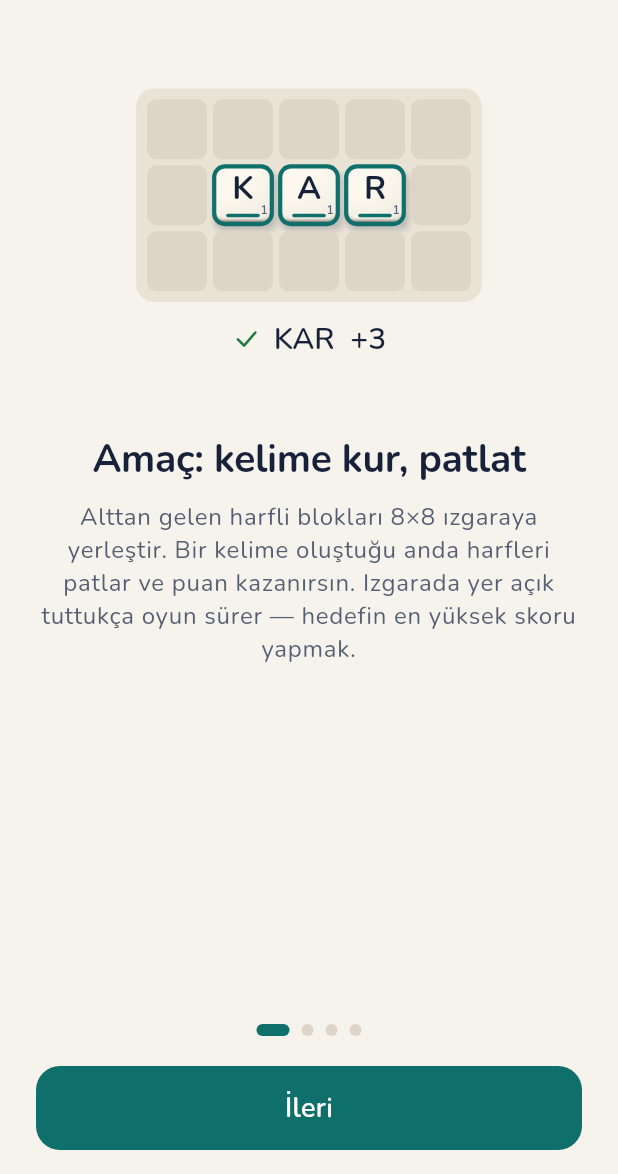
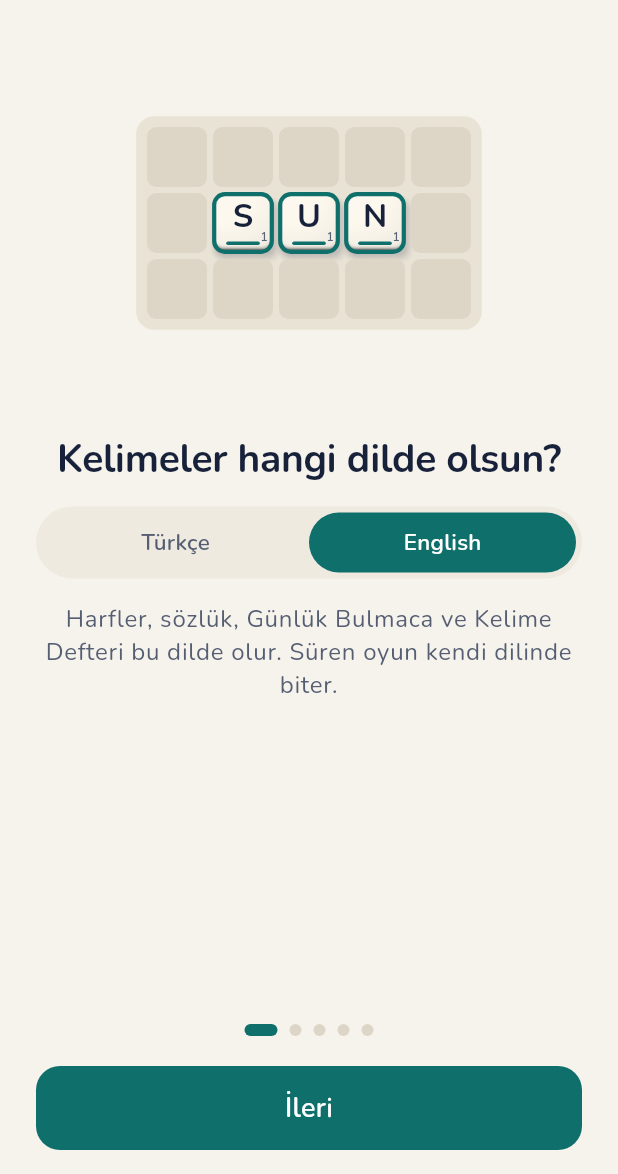
Before and after one commit to Owlidea/harftas, a Flutter app: the screen it shows after launch, on a phone screen of 412 x 824 dp, the part 62-1236 px from its top. Run offline on Flutter 3.47's test engine with Material 3 defaults, Android fonts, the phone set to English and light mode, and no system bars; our stand-ins replace cupertino_ui, flutter_local_notifications, flutter_svg, google_mobile_ads, lottie, material_ui and 3 more; missing offline and left inert: app_tracking_transparency, flutter_soloud, purchases_flutter; Roboto replaces fonts that are missing (AppFont); statements that could not run were skipped.

Commit message:
Kelime dili seçimi: Ayarlar ve ilk açılış; tanıtım ve öğretici dil başına örneklerle
- Ayarlar → Oyun: Kelime dili (Türkçe | English), dil adları kendi dilinde.
- İlk açılışta tanıtıma dil sayfası eklendi; cihaz bölgesine göre önceden
  seçilir (TR veya Türkçe cihaz → Türkçe, aksi hâlde cihaz dili, yoksa
  English). Eski oyuncular Türkçe kalır.
- LanguageExamples: tanıtım tahtaları ve öğretici adımları dil başına
  (İngilizce: SUN, TEN, SUN + RUN, SUQ → SUN). Puan satırları dilin
  tablosundan hesaplanır.
- Öğretici ilk ipucu yer tutuculu; tanıtımdaki sözlük notu dile göre.
- Ayarlar'daki kaydırmalı seçici ortak bileşen oldu (Segmented).
- Test: örnek kelimeler sözlükte, kalabalık tahta kelime içermiyor,
  öğretici adımları vaat edilen kelimeleri kuruyor (İngilizce sözlük
  gelene kadar atlanıyor).

Co-Authored-By: Claude Opus 5.5 <noreply@anthropic.com>

```diff
--- a/lib/core/text/word_language.dart
+++ b/lib/core/text/word_language.dart
@@ -13,6 +13,9 @@ sealed class WordLanguage {
 
   /// ISO 639-1 code; also the suffix of the language's asset files.
   String get code;
+
+  /// The language's name in itself, as language pickers show it.
+  String get nativeName;
 
   /// Upper-case letters in collation order (joker picker, Kelime Defteri).
   String get alphabet;
@@ -74,6 +77,9 @@ final class TurkishLanguage extends WordLanguage {
   String get code => 'tr';
 
   @override
+  String get nativeName => 'Türkçe';
+
+  @override
   String get alphabet => TrAlphabet.letters;
 
   @override
@@ -92,6 +98,9 @@ final class EnglishLanguage extends WordLanguage {
   String get code => 'en';
 
   @override
+  String get nativeName => 'English';
+
+  @override
   String get alphabet => 'ABCDEFGHIJKLMNOPQRSTUVWXYZ';
 
   @override
--- a/lib/l10n/app_localizations.dart
+++ b/lib/l10n/app_localizations.dart
@@ -1156,8 +1156,8 @@ abstract class L10n {
   /// No description provided for @tutorialStep1.
   ///
   /// In tr, this message translates to:
-  /// **'Bloğu sürükle ve boşluğa bırak: “KA” + “R” = KAR'**
-  String get tutorialStep1;
+  /// **'Bloğu sürükle ve boşluğa bırak: “{start}” + “{letter}” = {word}'**
+  String tutorialStep1(String start, String letter, String word);
 
   /// No description provided for @tutorialStep2.
   ///
@@ -1366,8 +1366,20 @@ abstract class L10n {
   /// No description provided for @intro2Body.
   ///
   /// In tr, this message translates to:
-  /// **'Harfler yalnızca soldan sağa ve yukarıdan aşağıya okunur; en az 3 harf gerekir. Yatay ve dikey iki kelime aynı harfi paylaşabilir. Sözlükte temel biçimler var: KALEM, ARABA, GELMEK gibi — EVLER ya da GELDİ gibi çekimli hâller sayılmaz.'**
+  /// **'Harfler yalnızca soldan sağa ve yukarıdan aşağıya okunur; en az 3 harf gerekir. Yatay ve dikey iki kelime aynı harfi paylaşabilir.'**
   String get intro2Body;
+
+  /// No description provided for @dictNoteTr.
+  ///
+  /// In tr, this message translates to:
+  /// **'Sözlükte temel biçimler var: KALEM, ARABA, GELMEK gibi — EVLER ya da GELDİ gibi çekimli hâller sayılmaz.'**
+  String get dictNoteTr;
+
+  /// No description provided for @dictNoteEn.
+  ///
+  /// In tr, this message translates to:
+  /// **'İngilizce sözlükte çoğul ve çekimli hâller de sayılır: CATS, WALKED gibi.'**
+  String get dictNoteEn;
 
   /// No description provided for @intro3Title.
   ///
@@ -2142,6 +2154,24 @@ abstract class L10n {
   /// In tr, this message translates to:
   /// **'Yarın yeni bir hediye seni bekliyor.'**
   String get giftTomorrow;
+
+  /// No description provided for @wordLanguage.
+  ///
+  /// In tr, this message translates to:
+  /// **'Kelime dili'**
+  String get wordLanguage;
+
+  /// No description provided for @wordLanguageDesc.
+  ///
+  /// In tr, this message translates to:
+  /// **'Harfler, sözlük, Günlük Bulmaca ve Kelime Defteri bu dilde olur. Süren oyun kendi dilinde biter.'**
+  String get wordLanguageDesc;
+
+  /// No description provided for @introLanguage.
+  ///
+  /// In tr, this message translates to:
+  /// **'Kelimeler hangi dilde olsun?'**
+  String get introLanguage;
 }
 
 class _L10nDelegate extends LocalizationsDelegate<L10n> {
--- a/lib/l10n/app_localizations_tr.dart
+++ b/lib/l10n/app_localizations_tr.dart
@@ -615,7 +615,9 @@ class L10nTr extends L10n {
   String get yourPowerups => 'Güçlendiricilerin';
 
   @override
-  String get tutorialStep1 => 'Bloğu sürükle ve boşluğa bırak: “KA” + “R” = KAR';
+  String tutorialStep1(String start, String letter, String word) {
+    return 'Bloğu sürükle ve boşluğa bırak: “$start” + “$letter” = $word';
+  }
 
   @override
   String get tutorialStep2 => 'Kelimeler yukarıdan aşağıya da okunur.';
@@ -741,7 +743,14 @@ class L10nTr extends L10n {
 
   @override
   String get intro2Body =>
-      'Harfler yalnızca soldan sağa ve yukarıdan aşağıya okunur; en az 3 harf gerekir. Yatay ve dikey iki kelime aynı harfi paylaşabilir. Sözlükte temel biçimler var: KALEM, ARABA, GELMEK gibi — EVLER ya da GELDİ gibi çekimli hâller sayılmaz.';
+      'Harfler yalnızca soldan sağa ve yukarıdan aşağıya okunur; en az 3 harf gerekir. Yatay ve dikey iki kelime aynı harfi paylaşabilir.';
+
+  @override
+  String get dictNoteTr =>
+      'Sözlükte temel biçimler var: KALEM, ARABA, GELMEK gibi — EVLER ya da GELDİ gibi çekimli hâller sayılmaz.';
+
+  @override
+  String get dictNoteEn => 'İngilizce sözlükte çoğul ve çekimli hâller de sayılır: CATS, WALKED gibi.';
 
   @override
   String get intro3Title => 'Puan ve çarpanlar';
@@ -1208,4 +1217,14 @@ class L10nTr extends L10n {
 
   @override
   String get giftTomorrow => 'Yarın yeni bir hediye seni bekliyor.';
+
+  @override
+  String get wordLanguage => 'Kelime dili';
+
+  @override
+  String get wordLanguageDesc =>
+      'Harfler, sözlük, Günlük Bulmaca ve Kelime Defteri bu dilde olur. Süren oyun kendi dilinde biter.';
+
+  @override
+  String get introLanguage => 'Kelimeler hangi dilde olsun?';
 }
--- a/lib/l10n/app_tr.arb
+++ b/lib/l10n/app_tr.arb
@@ -226,7 +226,8 @@
   "purchaseThanks": "Teşekkürler!",
   "yourPowerups": "Güçlendiricilerin",
 
-  "tutorialStep1": "Bloğu sürükle ve boşluğa bırak: “KA” + “R” = KAR",
+  "tutorialStep1": "Bloğu sürükle ve boşluğa bırak: “{start}” + “{letter}” = {word}",
+  "@tutorialStep1": {"placeholders": {"start": {"type": "String"}, "letter": {"type": "String"}, "word": {"type": "String"}}},
   "tutorialStep2": "Kelimeler yukarıdan aşağıya da okunur.",
   "tutorialStep3": "Tek hamlede iki kelime kur — kombo!",
   "tutorialStep4": "Takıldığında güçlendiriciler yardım eder. Çekiç ile işaretli hücreyi sil.",
@@ -274,7 +275,9 @@
   "intro1Title": "Amaç: kelime kur, patlat",
   "intro1Body": "Alttan gelen harfli blokları 8×8 ızgaraya yerleştir. Bir kelime oluştuğu anda harfleri patlar ve puan kazanırsın. Izgarada yer açık tuttukça oyun sürer — hedefin en yüksek skoru yapmak.",
   "intro2Title": "Kelimeler nasıl okunur?",
-  "intro2Body": "Harfler yalnızca soldan sağa ve yukarıdan aşağıya okunur; en az 3 harf gerekir. Yatay ve dikey iki kelime aynı harfi paylaşabilir. Sözlükte temel biçimler var: KALEM, ARABA, GELMEK gibi — EVLER ya da GELDİ gibi çekimli hâller sayılmaz.",
+  "intro2Body": "Harfler yalnızca soldan sağa ve yukarıdan aşağıya okunur; en az 3 harf gerekir. Yatay ve dikey iki kelime aynı harfi paylaşabilir.",
+  "dictNoteTr": "Sözlükte temel biçimler var: KALEM, ARABA, GELMEK gibi — EVLER ya da GELDİ gibi çekimli hâller sayılmaz.",
+  "dictNoteEn": "İngilizce sözlükte çoğul ve çekimli hâller de sayılır: CATS, WALKED gibi.",
   "intro3Title": "Puan ve çarpanlar",
   "intro3Body": "Her harfin puanı karonun köşesinde yazar. Uzun kelimeler katlanır: 4 harf ×2, 5 harf ×3, 6 harf ×4… 8 harf ×6. Tek hamlede birden çok kelime kombo yapar; art arda kelime kurarsan seri çarpanın büyür. Izgarayı tamamen boşaltırsan +100.",
   "intro4Title": "Oyun ne zaman biter?",
@@ -444,5 +447,9 @@
   "@giftGot": {"placeholders": {"n": {"type": "int"}, "name": {"type": "String"}}},
   "giftDoubleAd": "Reklam izle, bir tane daha al",
   "giftDoubleFree": "Bir tane daha al",
-  "giftTomorrow": "Yarın yeni bir hediye seni bekliyor."
+  "giftTomorrow": "Yarın yeni bir hediye seni bekliyor.",
+
+  "wordLanguage": "Kelime dili",
+  "wordLanguageDesc": "Harfler, sözlük, Günlük Bulmaca ve Kelime Defteri bu dilde olur. Süren oyun kendi dilinde biter.",
+  "introLanguage": "Kelimeler hangi dilde olsun?"
 }
--- /dev/null
+++ b/lib/ui/components/segmented.dart
@@ -0,0 +1,75 @@
+import 'package:material_ui/material_ui.dart';
+
+import '../theme/app_theme.dart';
+import '../theme/tokens.dart';
+import 'widgets.dart';
+
+/// Pill-shaped segmented control; the selected segment slides under the
+/// labels (appearance in Settings, word language in Settings and the intro).
+class Segmented<T> extends StatelessWidget {
+  const Segmented({
+    super.key,
+    required this.values,
+    required this.current,
+    required this.label,
+    required this.onChanged,
+  });
+  final List<T> values;
+  final T current;
+  final String Function(T) label;
+  final ValueChanged<T> onChanged;
+
+  @override
+  Widget build(BuildContext context) {
+    final p = context.palette;
+    final index = values.indexOf(current);
+    return Container(
+      height: 48,
+      padding: const EdgeInsets.all(4),
+      decoration: BoxDecoration(color: p.surfaceAlt, borderRadius: BorderRadius.circular(Radii.pill)),
+      child: Stack(
+        children: [
+          AnimatedAlign(
+            duration: context.reduceMotion ? Duration.zero : Motion.settle,
+            curve: Curves.easeOutCubic,
+            alignment: Alignment(values.length == 1 ? 0 : -1 + 2 * index / (values.length - 1), 0),
+            child: FractionallySizedBox(
+              widthFactor: 1 / values.length,
+              heightFactor: 1,
+              child: Container(
+                decoration: BoxDecoration(color: p.accent, borderRadius: BorderRadius.circular(Radii.pill)),
+              ),
+            ),
+          ),
+          Row(
+            children: [
+              for (final v in values)
+                Expanded(
+                  child: Semantics(
+                    button: true,
+                    selected: v == current,
+                    label: label(v),
+                    excludeSemantics: true,
+                    child: GestureDetector(
+                      behavior: HitTestBehavior.opaque,
+                      onTap: () {
+                        tapFeedback(context);
+                        onChanged(v);
+                      },
+                      child: Center(
+                        child: AnimatedDefaultTextStyle(
+                          duration: Motion.pick,
+                          style: context.text.labelLarge!.copyWith(color: v == current ? p.onAccent : p.inkMuted),
+                          child: Text(label(v)),
+                        ),
+                      ),
+                    ),
+                  ),
+                ),
+            ],
+          ),
+        ],
+      ),
+    );
+  }
+}
--- /dev/null
+++ b/lib/ui/game/language_examples.dart
@@ -0,0 +1,104 @@
+import '../../core/core.dart';
+
+/// Example words and boards the intro and the tutorial show, per word
+/// language (karar 29). Every example word must be in that language's
+/// dictionary (test/ui/language_examples_test.dart checks it), and the other
+/// rows must not spell a word by accident.
+class LanguageExamples {
+  const LanguageExamples({
+    required this.goal,
+    required this.readingRows,
+    required this.across,
+    required this.down,
+    required this.scoreWord,
+    required this.stuckRows,
+    required this.tutorialBoards,
+    required this.tutorialLetters,
+    required this.tutorialWords,
+    required this.firstStart,
+  });
+
+  /// Intro page 1: a 3-letter word in the middle row of a 5×3 board.
+  final String goal;
+
+  /// Intro page 2: [down] in column 2 and [across] in row 2, sharing a letter.
+  final List<String> readingRows;
+  final String across;
+  final String down;
+
+  /// Intro page 3: a 5-letter word and how it scores.
+  final String scoreWord;
+
+  /// Intro page 4: a crowded board with no word on it.
+  final List<String> stuckRows;
+
+  /// Tutorial: the board of each of the 4 steps (8 rows) and the letter of
+  /// the single-cell piece to place. Step 4 needs the hammer first.
+  final List<List<String>> tutorialBoards;
+  final List<String> tutorialLetters;
+
+  /// Words the tutorial builds (step 3 builds two at once).
+  final List<String> tutorialWords;
+
+  /// Step 1 hint: “[firstStart]” + “letter” = [firstWord].
+  final String firstStart;
+  String get firstWord => firstStart + tutorialLetters.first;
+
+  static LanguageExamples of(WordLanguage language) => switch (language) {
+    TurkishLanguage() => turkish,
+    EnglishLanguage() => english,
+  };
+
+  static const turkish = LanguageExamples(
+    goal: 'KAR',
+    readingRows: ['..K..', '..A..', 'NAR..', '.....'],
+    across: 'NAR',
+    down: 'KAR',
+    scoreWord: 'KALEM',
+    stuckRows: ['ZTB.Y', 'ÇUPSH', 'L.ŞGD', 'MFNÖJ'],
+    tutorialBoards: [
+      ['........', '........', '........', '..KA....', '........', '........', '........', '........'],
+      ['........', '........', '...T....', '...A....', '........', '........', '........', '........'],
+      ['..K.....', '..A.....', 'NA......', '........', '........', '........', '........', '........'],
+      ['........', '........', '........', '..KAJ...', '........', '........', '........', '........'],
+    ],
+    tutorialLetters: ['R', 'Ş', 'R', 'R'],
+    tutorialWords: ['KAR', 'TAŞ', 'KAR', 'NAR'],
+    firstStart: 'KA',
+  );
+
+  static const english = LanguageExamples(
+    goal: 'SUN',
+    readingRows: ['..S..', '..U..', 'RUN..', '.....'],
+    across: 'RUN',
+    down: 'SUN',
+    scoreWord: 'LEMON',
+    stuckRows: ['ZTB.Y', 'QWPKH', 'L.XGD', 'MFVJC'],
+    tutorialBoards: [
+      ['........', '........', '........', '..SU....', '........', '........', '........', '........'],
+      ['........', '........', '...T....', '...E....', '........', '........', '........', '........'],
+      ['..S.....', '..U.....', 'RU......', '........', '........', '........', '........', '........'],
+      ['........', '........', '........', '..SUQ...', '........', '........', '........', '........'],
+    ],
+    tutorialLetters: ['N', 'N', 'N', 'N'],
+    tutorialWords: ['SUN', 'TEN', 'SUN', 'RUN'],
+    firstStart: 'SU',
+  );
+}
+
+/// "1 + 1 + 3 + 1 + 1 = 7" and "7 × 3 = 21" for [word] under [config].
+({String sum, String total}) scoreLines(String word, BalanceConfig config) {
+  final parts = [for (var i = 0; i < word.length; i++) config.scoreOf(word[i])];
+  final base = parts.fold(0, (a, b) => a + b);
+  final mult = (config.lengthMultiplierX10[word.length] ?? 10) ~/ 10;
+  return (sum: '${parts.join(' + ')} = $base', total: '$base × $mult = ${base * mult}');
+}
+
+/// Points of a word built alone (letters × length multiplier).
+int wordPoints(String word, BalanceConfig config) {
+  var base = 0;
+  for (var i = 0; i < word.length; i++) {
+    base += config.scoreOf(word[i]);
+  }
+  return base * (config.lengthMultiplierX10[word.length] ?? 10) ~/ 10;
+}
--- a/lib/ui/screens/intro_screen.dart
+++ b/lib/ui/screens/intro_screen.dart
@@ -5,9 +5,12 @@ import 'package:material_ui/material_ui.dart';
 import '../../app/app_model.dart';
 import '../../config/asset_paths.dart';
 import '../../core/config/balance_config.dart';
+import '../../core/text/word_language.dart';
 import '../../l10n/app_localizations.dart';
 import '../components/app_icon.dart';
 import '../components/widgets.dart';
+import '../components/segmented.dart';
+import '../game/language_examples.dart';
 import '../game/tile_renderer.dart';
 import '../theme/app_theme.dart';
 import '../theme/tokens.dart';
@@ -29,7 +32,24 @@ class IntroScreen extends StatefulWidget {
 class _IntroScreenState extends State<IntroScreen> {
   final _pages = PageController();
   int _page = 0;
-  static const _count = 4;
+
+  /// First start adds a page that picks the word language (karar 29).
+  int get _count => widget.firstRun ? 5 : 4;
+
+  @override
+  void initState() {
+    super.initState();
+    if (widget.firstRun) {
+      WidgetsBinding.instance.addPostFrameCallback((_) {
+        if (!mounted) return;
+        final app = AppScope.read(context);
+        // Pre-select from the device region; the player can change it here.
+        if (app.settings.wordLanguage == null) {
+          unawaited(app.setWordLanguage(AppModel.suggestedLanguage(WidgetsBinding.instance.platformDispatcher.locale)));
+        }
+      });
+    }
+  }
 
   @override
   void dispose() {
@@ -69,11 +89,20 @@ class _IntroScreenState extends State<IntroScreen> {
     final l = L10n.of(context);
     final p = context.palette;
     final last = _page == _count - 1;
+    final app = AppScope.of(context);
+    final language = app.wordLanguage;
+    final ex = LanguageExamples.of(language);
+    final config = app.data?.config ?? BalanceConfig.defaultsFor(language);
+    final dictNote = switch (language) {
+      TurkishLanguage() => l.dictNoteTr,
+      EnglishLanguage() => l.dictNoteEn,
+    };
     final pages = [
-      _Page(title: l.intro1Title, body: l.intro1Body, visual: const _GoalVisual()),
-      _Page(title: l.intro2Title, body: l.intro2Body, visual: const _ReadingVisual()),
-      _Page(title: l.intro3Title, body: l.intro3Body, visual: const _ScoreVisual()),
-      _Page(title: l.intro4Title, body: l.intro4Body, visual: const _EndVisual()),
+      if (widget.firstRun) _LanguagePage(current: language, onChanged: (w) => unawaited(app.setWordLanguage(w))),
+      _Page(title: l.intro1Title, body: l.intro1Body, visual: _GoalVisual(ex, config)),
+      _Page(title: l.intro2Title, body: '${l.intro2Body} $dictNote', visual: _ReadingVisual(ex, config)),
+      _Page(title: l.intro3Title, body: l.intro3Body, visual: _ScoreVisual(ex, config)),
+      _Page(title: l.intro4Title, body: l.intro4Body, visual: _EndVisual(ex, config)),
     ];
 
     return Scaffold(
@@ -164,15 +193,65 @@ class _Page extends StatelessWidget {
   }
 }
 
+/// First start only: which language the board is played in.
+class _LanguagePage extends StatelessWidget {
+  const _LanguagePage({required this.current, required this.onChanged});
+  final WordLanguage current;
+  final ValueChanged<WordLanguage> onChanged;
+
+  @override
+  Widget build(BuildContext context) {
+    final l = L10n.of(context);
+    final ex = LanguageExamples.of(current);
+    return SingleChildScrollView(
+      padding: const EdgeInsets.fromLTRB(Space.s6, Space.s6, Space.s6, Space.s4),
+      child: Column(
+        children: [
+          ExcludeSemantics(
+            child: SizedBox(
+              height: 220,
+              child: Center(
+                child: MiniBoard(
+                  rows: ['.....', '.${ex.goal}.', '.....'],
+                  lit: const {6, 7, 8},
+                  scores: BalanceConfig.defaultsFor(current).letterScores,
+                ),
+              ),
+            ),
+          ),
+          const SizedBox(height: Space.s8),
+          Text(l.introLanguage, textAlign: TextAlign.center, style: context.text.titleLarge),
+          const SizedBox(height: Space.s4),
+          Segmented<WordLanguage>(
+            values: WordLanguage.values,
+            current: current,
+            label: (w) => w.nativeName,
+            onChanged: onChanged,
+          ),
+          const SizedBox(height: Space.s4),
+          Text(
+            l.wordLanguageDesc,
+            textAlign: TextAlign.center,
+            style: context.text.bodyLarge!.copyWith(color: context.palette.inkMuted),
+          ),
+        ],
+      ),
+    );
+  }
+}
+
 // --------------------------------------------------------------- visuals
 
 /// Small code-drawn board: rows of letters ('.' = empty), [lit] = highlighted
 /// cell indices (row * cols + col).
 class MiniBoard extends StatelessWidget {
-  const MiniBoard({super.key, required this.rows, this.lit = const {}, this.cell = 40});
+  const MiniBoard({super.key, required this.rows, this.lit = const {}, this.cell = 40, this.scores});
   final List<String> rows;
   final Set<int> lit;
   final double cell;
+
+  /// Letter scores shown on the tiles (Turkish when null).
+  final Map<String, int>? scores;
 
   @override
   Widget build(BuildContext context) {
@@ -193,7 +272,7 @@ class MiniBoard extends StatelessWidget {
         renderer: TileRenderer(
           palette: context.palette,
           style: context.appTheme.tileStyle,
-          scores: BalanceConfig.defaults.letterScores,
+          scores: scores ?? BalanceConfig.defaults.letterScores,
         ),
       ),
     );
@@ -244,21 +323,26 @@ class _MiniPainter extends CustomPainter {
 }
 
 class _GoalVisual extends StatelessWidget {
-  const _GoalVisual();
+  const _GoalVisual(this.ex, this.config);
+  final LanguageExamples ex;
+  final BalanceConfig config;
   @override
   Widget build(BuildContext context) {
     final p = context.palette;
     return Column(
       mainAxisSize: MainAxisSize.min,
       children: [
-        const MiniBoard(rows: ['.....', '.KAR.', '.....'], lit: {6, 7, 8}),
+        MiniBoard(rows: ['.....', '.${ex.goal}.', '.....'], lit: const {6, 7, 8}, scores: config.letterScores),
         const SizedBox(height: Space.s3),
         Row(
           mainAxisSize: MainAxisSize.min,
           children: [
             AppIcon(AppIconName.check, color: p.success, size: 20),
             const SizedBox(width: Space.s2),
-            Text('KAR  +3', style: context.text.headlineSmall!.copyWith(color: p.ink)),
+            Text(
+              '${ex.goal}  +${wordPoints(ex.goal, config)}',
+              style: context.text.headlineSmall!.copyWith(color: p.ink),
+            ),
           ],
         ),
       ],
@@ -267,7 +351,9 @@ class _GoalVisual extends StatelessWidget {
 }
 
 class _ReadingVisual extends StatelessWidget {
-  const _ReadingVisual();
+  const _ReadingVisual(this.ex, this.config);
+  final LanguageExamples ex;
+  final BalanceConfig config;
   @override
   Widget build(BuildContext context) {
     final p = context.palette;
@@ -275,16 +361,16 @@ class _ReadingVisual extends StatelessWidget {
     return Row(
       mainAxisSize: MainAxisSize.min,
       children: [
-        const MiniBoard(rows: ['..K..', '..A..', 'NAR..', '.....'], lit: {2, 7, 10, 11, 12}, cell: 34),
+        MiniBoard(rows: ex.readingRows, lit: const {2, 7, 10, 11, 12}, cell: 34, scores: config.letterScores),
         const SizedBox(width: Space.s4),
         Flexible(
           child: Column(
             mainAxisSize: MainAxisSize.min,
             crossAxisAlignment: CrossAxisAlignment.start,
             children: [
-              Text('→  NAR', style: s),
+              Text('→  ${ex.across}', style: s),
               const SizedBox(height: Space.s2),
-              Text('↓  KAR', style: s),
+              Text('↓  ${ex.down}', style: s),
               const SizedBox(height: Space.s3),
               InfoChip(icon: AppIconName.streak, text: L10n.of(context).comboLabel(2), highlight: true),
             ],
@@ -296,25 +382,30 @@ class _ReadingVisual extends StatelessWidget {
 }
 
 class _ScoreVisual extends StatelessWidget {
-  const _ScoreVisual();
+  const _ScoreVisual(this.ex, this.config);
+  final LanguageExamples ex;
+  final BalanceConfig config;
   @override
   Widget build(BuildContext context) {
     final p = context.palette;
+    final lines = scoreLines(ex.scoreWord, config);
     return Column(
       mainAxisSize: MainAxisSize.min,
       children: [
-        const MiniBoard(rows: ['KALEM'], lit: {0, 1, 2, 3, 4}, cell: 46),
+        MiniBoard(rows: [ex.scoreWord], lit: const {0, 1, 2, 3, 4}, cell: 46, scores: config.letterScores),
         const SizedBox(height: Space.s4),
-        Text('1 + 1 + 1 + 1 + 2 = 6', style: context.text.bodyLarge!.copyWith(color: p.inkMuted)),
+        Text(lines.sum, style: context.text.bodyLarge!.copyWith(color: p.inkMuted)),
         const SizedBox(height: Space.s1),
-        Text('6 × 3 = 18', style: context.text.titleLarge!.copyWith(color: p.accent)),
+        Text(lines.total, style: context.text.titleLarge!.copyWith(color: p.accent)),
       ],
     );
   }
 }
 
 class _EndVisual extends StatelessWidget {
-  const _EndVisual();
+  const _EndVisual(this.ex, this.config);
+  final LanguageExamples ex;
+  final BalanceConfig config;
   @override
   Widget build(BuildContext context) {
     final p = context.palette;
@@ -325,7 +416,7 @@ class _EndVisual extends StatelessWidget {
     return Column(
       mainAxisSize: MainAxisSize.min,
       children: [
-        const MiniBoard(rows: ['ZTB.Y', 'ÇUPSH', 'L.ŞGD', 'MFNÖJ'], cell: 34),
+        MiniBoard(rows: ex.stuckRows, cell: 34, scores: config.letterScores),
         const SizedBox(height: Space.s4),
         Row(
           mainAxisSize: MainAxisSize.min,
```
Also changed, not shown: lib/ui/screens/settings_screen.dart (+21 -63 lines), lib/ui/screens/tutorial_screen.dart (+11 -11 lines), 1 other file.
